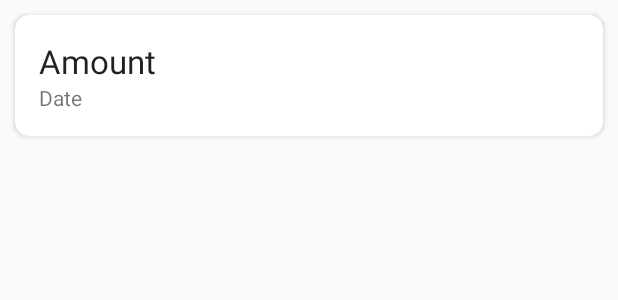
After one commit to TheAkash2002/BudgetManager, an Android app: the layout target_item.xml on its own in the app's theme, with its tools: preview values and no code run, on a phone screen of 412 x 824 dp. The commit adds this screen. Shown: the top 300 px of the screen. Run offline under Robolectric (Android 15) with nearby library versions, the phone set to English and light mode, and no system bars.

Commit message:
Completed ActivityViewTarget using Hetero RecyclerView.

```diff
--- a/app/src/main/AndroidManifest.xml
+++ b/app/src/main/AndroidManifest.xml
@@ -9,7 +9,9 @@
         android:roundIcon="@mipmap/budget_manager_launcher_round"
         android:supportsRtl="true"
         android:theme="@style/AppTheme">
-        <activity android:name=".ActivityViewTarget"></activity>
+        <activity
+            android:name=".ActivityViewTarget"
+            android:parentActivityName=".MainActivity" />
         <activity
             android:name=".ActivityAddExpense"
             android:parentActivityName=".MainActivity" />
--- a/app/src/main/java/com/princeakash/budgetmanager/MainActivity.java
+++ b/app/src/main/java/com/princeakash/budgetmanager/MainActivity.java
@@ -12,6 +12,7 @@ import android.content.Intent;
 import android.database.Cursor;
 import android.database.sqlite.SQLiteDatabase;
 import android.os.Bundle;
+import android.util.Log;
 import android.view.MenuItem;
 import android.view.View;
 
--- /dev/null
+++ b/app/src/main/res/layout/target_item.xml
@@ -0,0 +1,44 @@
+<?xml version="1.0" encoding="utf-8"?>
+<LinearLayout xmlns:android="http://schemas.android.com/apk/res/android"
+    xmlns:app="http://schemas.android.com/apk/res-auto"
+    android:orientation="vertical"
+    android:layout_width="match_parent"
+    android:layout_height="wrap_content">
+
+    <androidx.cardview.widget.CardView
+        android:layout_margin="10dp"
+        android:layout_width="match_parent"
+        android:layout_height="match_parent"
+        android:id="@+id/cardView"
+        app:cardCornerRadius="9dp">
+
+        <androidx.constraintlayout.widget.ConstraintLayout
+            android:padding="16dp"
+            android:orientation="vertical"
+            android:layout_width="match_parent"
+            android:layout_height="match_parent">
+
+            <TextView
+                android:id="@+id/textViewAmount"
+                android:layout_width="match_parent"
+                android:layout_height="wrap_content"
+                android:text="@string/amount"
+                android:textAppearance="@style/TextAppearance.AppCompat.Large"
+                app:layout_constraintLeft_toLeftOf="parent"
+                app:layout_constraintRight_toRightOf="parent"
+                app:layout_constraintTop_toTopOf="parent" />
+
+            <TextView
+                android:id="@+id/textViewDate"
+                android:layout_width="match_parent"
+                android:layout_height="wrap_content"
+                android:text="@string/date"
+                app:layout_constraintTop_toBottomOf="@id/textViewAmount"
+                app:layout_constraintBottom_toBottomOf="parent"
+                app:layout_constraintLeft_toLeftOf="parent"
+                app:layout_constraintRight_toRightOf="parent" />
+        </androidx.constraintlayout.widget.ConstraintLayout>
+
+    </androidx.cardview.widget.CardView>
+
+</LinearLayout>
--- a/app/src/main/res/values/strings.xml
+++ b/app/src/main/res/values/strings.xml
@@ -61,4 +61,6 @@
     <string name="year">Year:</string>
     <string name="view_data">View Data</string>
     <string name="tap_to_edit">Tap on an item to edit it.</string>
+    <string name="date">Date</string>
+    <string name="amount">Amount</string>
 </resources>
```
Also changed, not shown: app/src/main/java/com/princeakash/budgetmanager/ListItem.java (+10 -0 lines), app/src/main/java/com/princeakash/budgetmanager/MyAdapter.java (+57 -4 lines).
